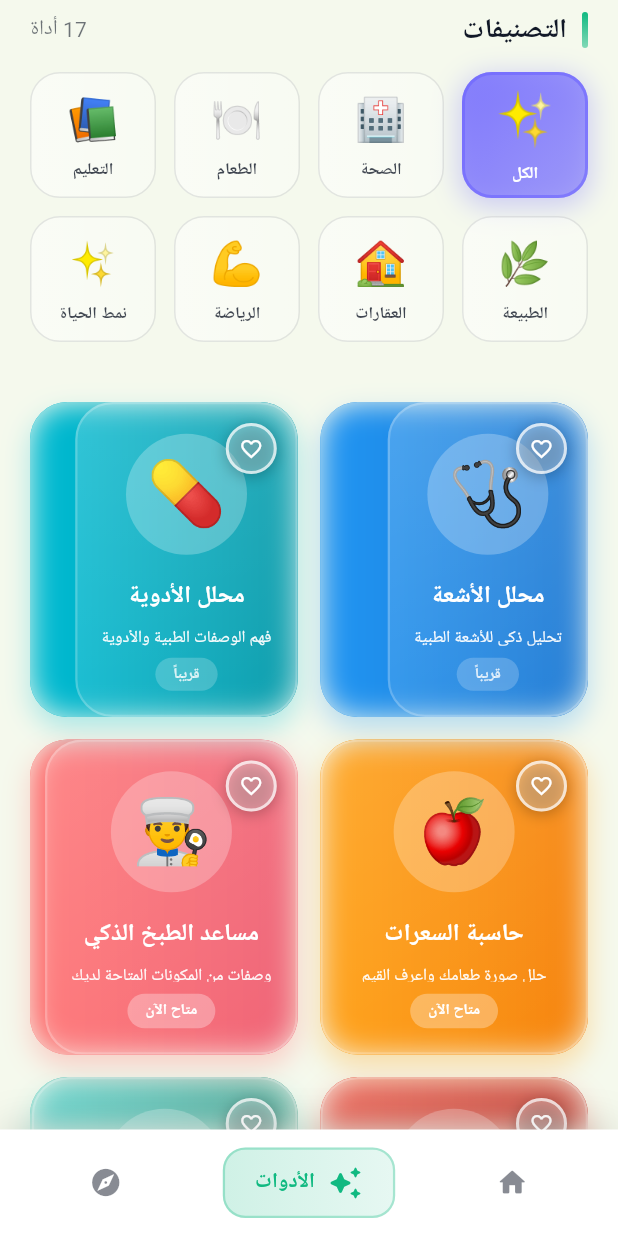
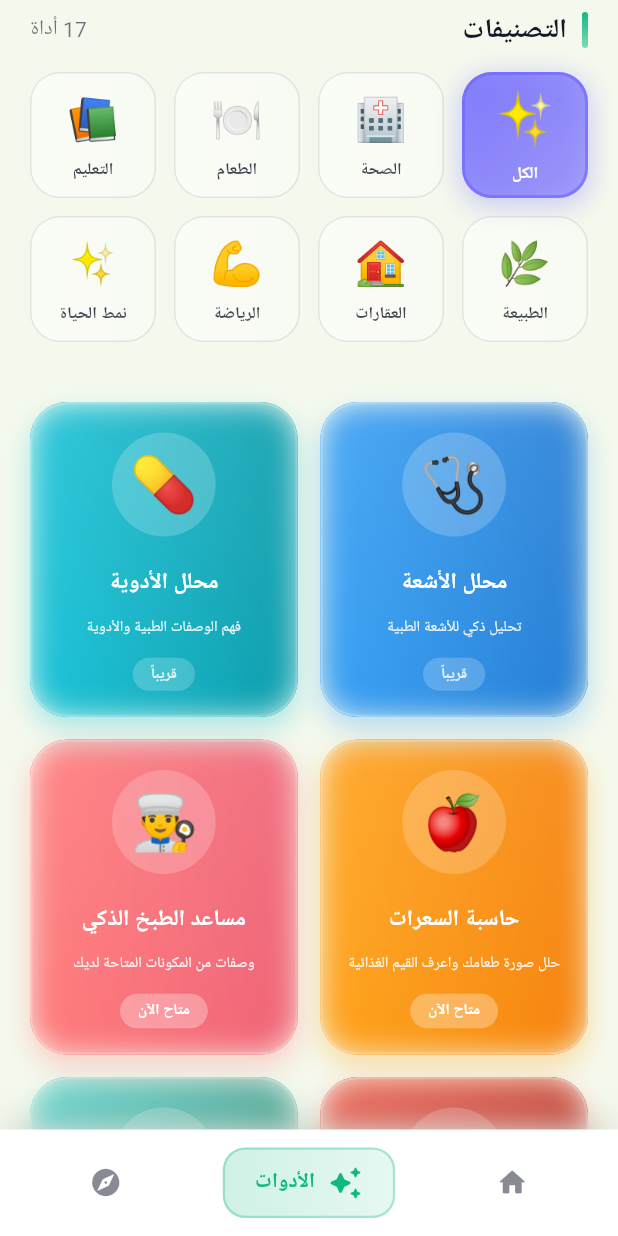
Before and after one commit to kkkrraamm/aldlma, a Flutter app: the AIToolsPage screen opened directly, scrolled down 576 dp, on a phone screen of 412 x 824 dp. Run offline on Flutter 3.47's test engine with Material 3 defaults, Android fonts, the phone set to English and light mode, and no system bars; our stand-ins replace cached_network_image, device_info_plus, firebase_core, firebase_messaging, fl_chart, flutter_local_notifications and 6 more; accounts and stored records are empty; network calls fail; Roboto replaces fonts that are missing (Cairo).

Commit message:
Remove favorite button and restore original tool card design
User Request: "لا رجعهم لشكلهم الطبيعي دون قلب"

Changes - Back to Original Design:

Removed:
❌ Favorite heart button (Positioned widget)
❌ Stack wrapper (no longer needed)
❌ _toggleFavorite functionality from UI

Restored Original Design:
✅ Icon: 36px (was 42px)
✅ Icon padding: 12px (was 14px)
✅ Icon background: white 0.2 (was 0.25)
✅ Spacing after icon: 10px (was 12px)
✅ Title font size: 15px (was 16px)
✅ Title font weight: bold (was w700)
✅ Title letter spacing: none (was 0.3)
✅ Spacing after title: 6px (was 8px)
✅ Subtitle font size: 10px (was 11px)
✅ Subtitle opacity: 0.9 (was 0.95)
✅ Subtitle line height: 1.2 (was 1.4)

Structure Changed:
Before: Stack → [Container, Positioned(heart)]
After: Container only

Clean original design restored! ✨

```diff
--- a/lib/ai_tools_page.dart
+++ b/lib/ai_tools_page.dart
@@ -906,9 +906,7 @@ class _AIToolsPageState extends State<AIToolsPage> with SingleTickerProviderStat
           borderRadius: BorderRadius.circular(25),
           child: BackdropFilter(
             filter: ImageFilter.blur(sigmaX: 10, sigmaY: 10),
-            child: Stack(
-              children: [
-                Container(
+            child: Container(
               padding: const EdgeInsets.all(16),
               decoration: BoxDecoration(
                 gradient: LinearGradient(
@@ -930,39 +928,38 @@ class _AIToolsPageState extends State<AIToolsPage> with SingleTickerProviderStat
                 children: [
                   // Icon
                   Container(
-                        padding: const EdgeInsets.all(14),
+                    padding: const EdgeInsets.all(12),
                     decoration: BoxDecoration(
-                          color: Colors.white.withOpacity(0.25),
+                      color: Colors.white.withOpacity(0.2),
                       shape: BoxShape.circle,
                     ),
                     child: Text(
                       tool['icon'],
-                          style: const TextStyle(fontSize: 42),
+                      style: const TextStyle(fontSize: 36),
                     ),
                   ),
-                  const SizedBox(height: 12),
+                  const SizedBox(height: 10),
                   // Title
                   Text(
                     tool['title'],
                     style: GoogleFonts.cairo(
-                      fontSize: 16,
-                      fontWeight: FontWeight.w700,
+                      fontSize: 15,
+                      fontWeight: FontWeight.bold,
                       color: Colors.white,
-                      letterSpacing: 0.3,
                     ),
                     textAlign: TextAlign.center,
                     maxLines: 1,
                     overflow: TextOverflow.ellipsis,
                   ),
-                  const SizedBox(height: 8),
+                  const SizedBox(height: 6),
                   // Subtitle
                   Flexible(
                     child: Text(
                       tool['subtitle'],
                       style: GoogleFonts.cairo(
-                        fontSize: 11,
-                        color: Colors.white.withOpacity(0.95),
-                        height: 1.4,
+                        fontSize: 10,
+                        color: Colors.white.withOpacity(0.9),
+                        height: 1.2,
                       ),
                       textAlign: TextAlign.center,
                       maxLines: 2,
@@ -1011,43 +1008,6 @@ class _AIToolsPageState extends State<AIToolsPage> with SingleTickerProviderStat
                     ),
                   ],
                 ),
-                ),
-                // زر المفضلة في أعلى يمين البطاقة
-                Positioned(
-                  top: 14,
-                  right: 14,
-                  child: GestureDetector(
-                    onTap: () => _toggleFavorite(tool['title']),
-                    child: Container(
-                      padding: const EdgeInsets.all(7),
-                      decoration: BoxDecoration(
-                        color: _favoriteTools.contains(tool['title'])
-                            ? Colors.red.withOpacity(0.95)
-                            : Colors.white.withOpacity(0.3),
-                        shape: BoxShape.circle,
-                        border: Border.all(
-                          color: Colors.white.withOpacity(0.7),
-                          width: 2,
-                        ),
-                        boxShadow: [
-                          BoxShadow(
-                            color: Colors.black.withOpacity(0.25),
-                            blurRadius: 8,
-                            offset: const Offset(0, 2),
-                          ),
-                        ],
-                      ),
-                      child: Icon(
-                        _favoriteTools.contains(tool['title'])
-                            ? Icons.favorite
-                            : Icons.favorite_border,
-                        color: Colors.white,
-                        size: 16,
-                      ),
-                    ),
-                  ),
-                ),
-              ],
               ),
           ),
         ),
```
Lines whose indentation alone changed are shown as unchanged.
